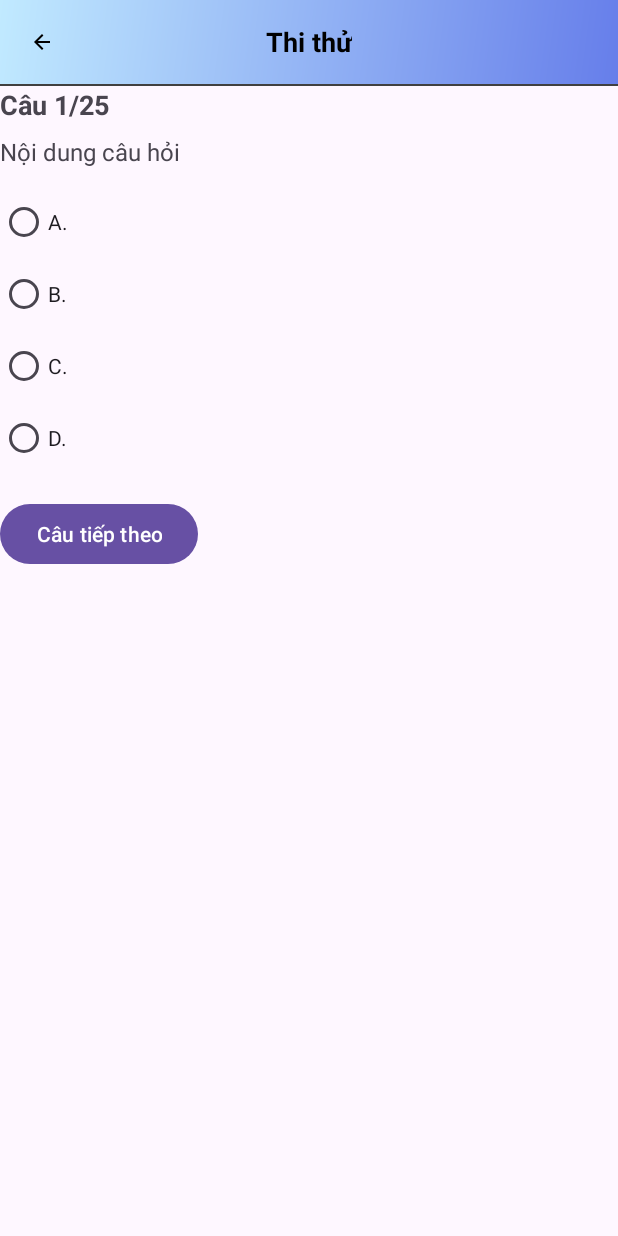
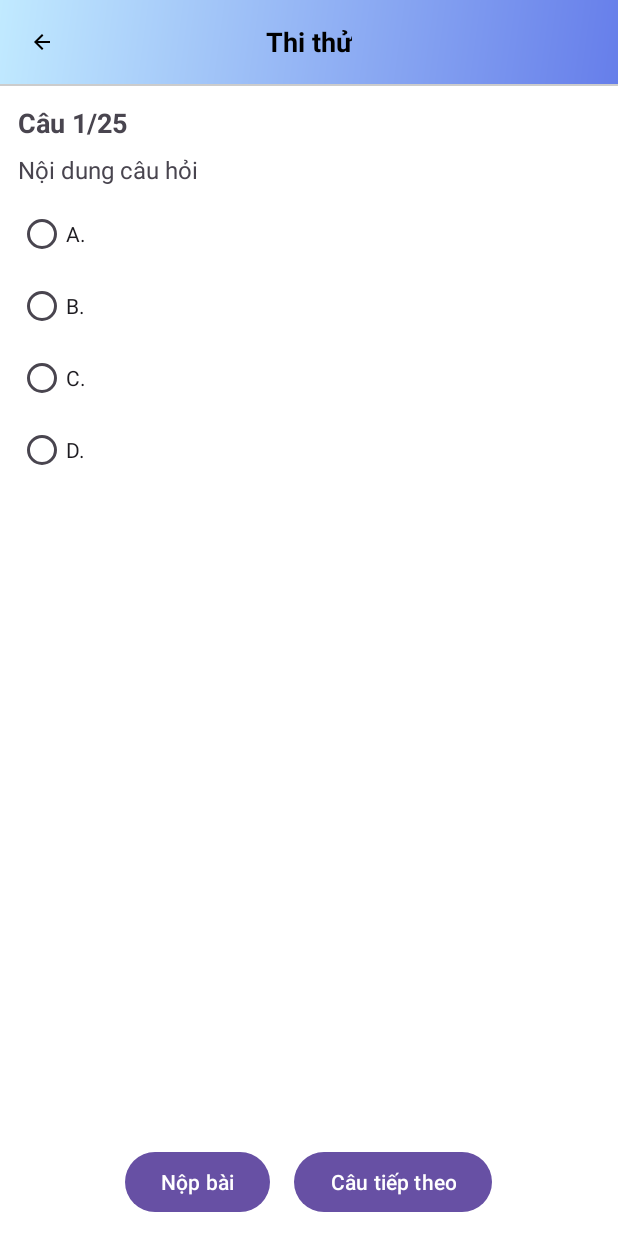
Before and after one commit to NgoXCuong/LuyenThiBLX, an Android app: the ExamTestActivity screen opened directly, with no data from a screen before it, on a phone screen of 412 x 824 dp. Run offline under Robolectric (Android 15) with nearby library versions, the phone set to English and light mode, and no system bars; our stand-ins replace Room's generated code.

Commit message:
add img thi thu

```diff
--- a/app/src/main/res/layout/activity_exam_test.xml
+++ b/app/src/main/res/layout/activity_exam_test.xml
@@ -3,7 +3,7 @@
     android:layout_width="match_parent"
     android:layout_height="match_parent"
     android:orientation="vertical"
-    >
+    android:background="#FFFFFF">
 
     <!-- Header -->
     <RelativeLayout
@@ -37,62 +37,104 @@
     <View
         android:layout_width="match_parent"
         android:layout_height="1dp"
-        android:background="#404040" />
+        android:background="#CCCCCC" />
 
+    <!-- Nội dung chính -->
+    <ScrollView
+        android:layout_width="match_parent"
+        android:layout_height="0dp"
+        android:layout_weight="1"
+        android:padding="12dp">
+
+        <LinearLayout
+            android:layout_width="match_parent"
+            android:layout_height="wrap_content"
+            android:orientation="vertical">
+
+            <!-- Số thứ tự câu hỏi -->
             <TextView
                 android:id="@+id/tvQuestionNumber"
                 android:layout_width="wrap_content"
                 android:layout_height="wrap_content"
                 android:text="Câu 1/25"
                 android:textStyle="bold"
-        android:textSize="18sp"/>
+                android:textSize="18sp"
+                android:layout_marginBottom="8dp" />
 
+            <!-- Nội dung câu hỏi -->
             <TextView
                 android:id="@+id/tvQuestion"
-        android:layout_width="wrap_content"
+                android:layout_width="match_parent"
                 android:layout_height="wrap_content"
                 android:text="Nội dung câu hỏi"
-        android:layout_marginTop="8dp"
-        android:textSize="16sp"/>
+                android:textSize="16sp"
+                android:layout_marginBottom="8dp" />
 
+            <!-- Ảnh minh họa -->
+            <ImageView
+                android:id="@+id/imgQuestion"
+                android:layout_width="match_parent"
+                android:layout_height="200dp"
+                android:layout_marginBottom="12dp"
+                android:scaleType="fitCenter"
+                android:adjustViewBounds="true"
+                android:visibility="gone" />
+
+            <!-- Nhóm đáp án -->
             <RadioGroup
                 android:id="@+id/rgOptions"
                 android:layout_width="match_parent"
                 android:layout_height="wrap_content"
-        android:orientation="vertical"
-        android:layout_marginTop="12dp">
+                android:orientation="vertical">
 
                 <RadioButton
                     android:id="@+id/rbOptionA"
                     android:layout_width="wrap_content"
                     android:layout_height="wrap_content"
-            android:text="A. "/>
+                    android:text="A. " />
 
                 <RadioButton
                     android:id="@+id/rbOptionB"
                     android:layout_width="wrap_content"
                     android:layout_height="wrap_content"
-            android:text="B. "/>
+                    android:text="B. " />
 
                 <RadioButton
                     android:id="@+id/rbOptionC"
                     android:layout_width="wrap_content"
                     android:layout_height="wrap_content"
-            android:text="C. "/>
+                    android:text="C. " />
 
                 <RadioButton
                     android:id="@+id/rbOptionD"
                     android:layout_width="wrap_content"
                     android:layout_height="wrap_content"
-            android:text="D. "/>
+                    android:text="D. " />
+            </RadioGroup>
 
-    </RadioGroup>
+        </LinearLayout>
+    </ScrollView>
+
+    <!-- Nhóm nút điều khiển -->
+    <LinearLayout
+        android:layout_width="match_parent"
+        android:layout_height="wrap_content"
+        android:orientation="horizontal"
+        android:gravity="center"
+        android:padding="12dp">
+
+        <Button
+            android:id="@+id/btnSubmit"
+            android:layout_width="wrap_content"
+            android:layout_height="wrap_content"
+            android:text="Nộp bài"
+            android:layout_marginEnd="16dp" />
 
         <Button
             android:id="@+id/btnNext"
             android:layout_width="wrap_content"
             android:layout_height="wrap_content"
-        android:text="Câu tiếp theo"
-        android:layout_marginTop="16dp"/>
+            android:text="Câu tiếp theo" />
+    </LinearLayout>
 
 </LinearLayout>
```
Also changed, not shown: app/src/main/java/com/example/luyenthiblxmay/view/ExamTestActivity.java (+102 -31 lines). Lines whose indentation alone changed are shown as unchanged.
